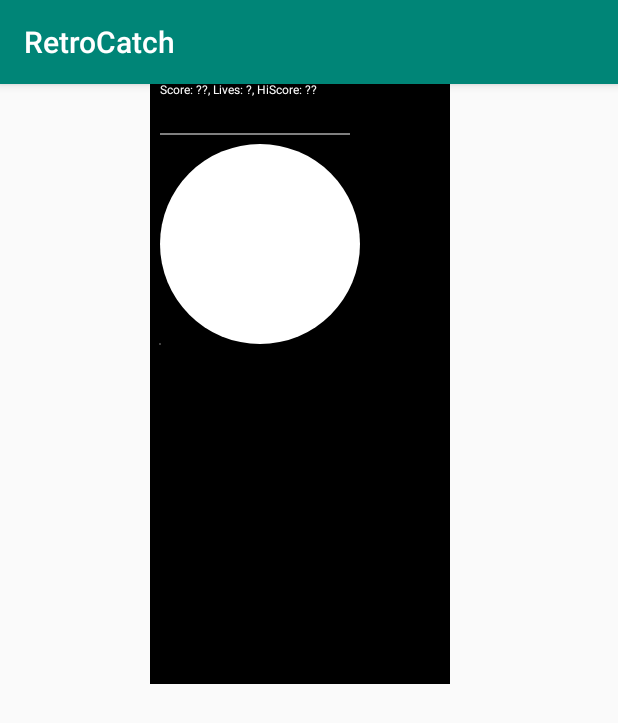
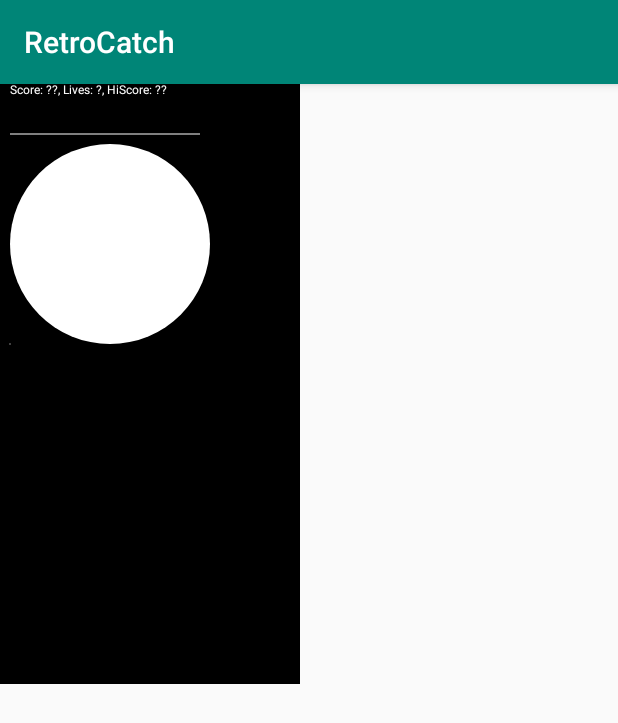
Before and after one commit to w33zy5/RetroCatch, an Android app: the screen it shows after launch (MainActivity), on a phone screen of 412 x 824 dp. Shown: the top 723 px of the screen. Run offline under Robolectric (Android 15) with nearby library versions, the phone set to English and light mode, and no system bars.

```diff
--- a/app/src/main/res/layout/activity_main.xml
+++ b/app/src/main/res/layout/activity_main.xml
@@ -8,7 +8,7 @@
 
     <ImageView
         android:id="@+id/imageView"
-        android:layout_width="400dp"
-        android:layout_height="400dp" />
+        android:layout_width="wrap_content"
+        android:layout_height="wrap_content" />
 
 </RelativeLayout>
```
Also changed, not shown: app/src/main/java/com/example/krisnayana/retrocatch/MainActivity.java (+15 -0 lines).
